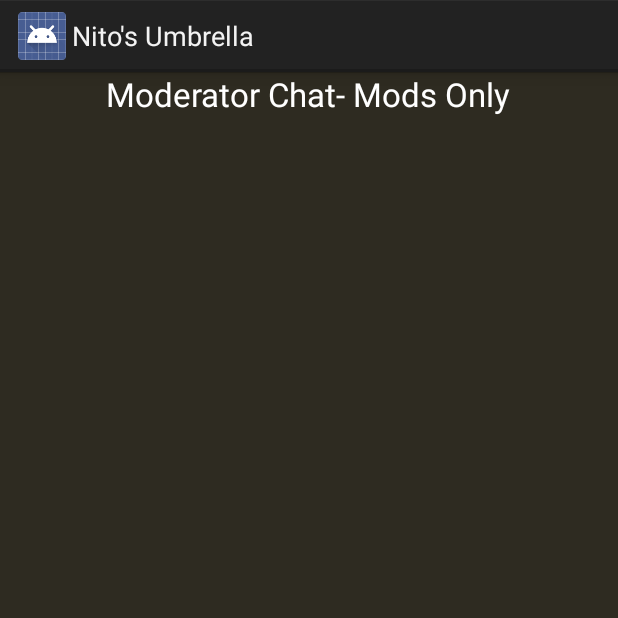
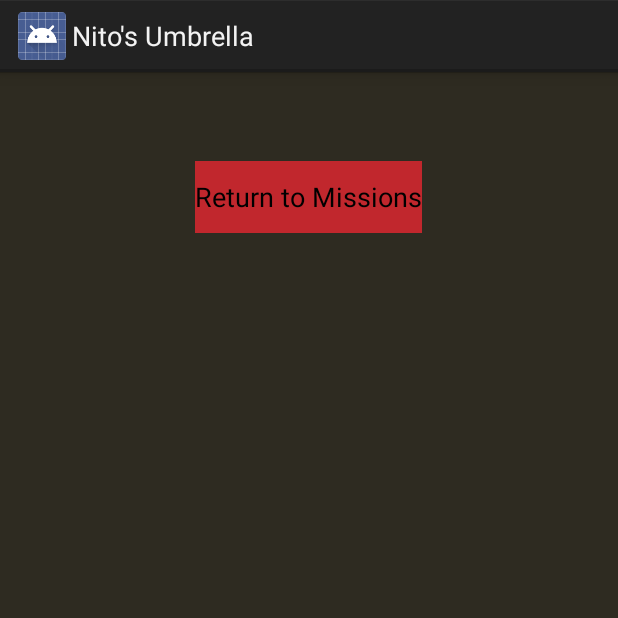
Before and after one commit to TheComputerLiterates/App_NitosUmbrella, an Android app: the fragment modChat_Fragment shown on its own in the app's theme, on a phone screen of 412 x 824 dp, the top half of it. Run offline under Robolectric (Android 15) with nearby library versions, the phone set to English and light mode, and no system bars.

Commit message:
View Mission onClicks up n running

```diff
--- a/app/src/main/java/com/cen/complit/nitoumbrella/MainActivity.java
+++ b/app/src/main/java/com/cen/complit/nitoumbrella/MainActivity.java
@@ -17,7 +17,7 @@ import com.google.android.gms.maps.MapFragment;
 
 
 public class MainActivity extends Activity
-        implements NavigationDrawerFragment.NavigationDrawerCallbacks {
+        implements NavigationDrawerFragment.NavigationDrawerCallbacks{
 
     /**
      * Fragment managing the behaviors, interactions and presentation of the navigation drawer.
@@ -262,4 +262,6 @@ public class MainActivity extends Activity
         }
     }
 
+
+
 }
--- a/app/src/main/res/layout/clarifications_layout.xml
+++ b/app/src/main/res/layout/clarifications_layout.xml
@@ -8,5 +8,4 @@
         android:layout_height="wrap_content"
         android:id="@+id/clarificationlist"
         ></ListView>
-
 </RelativeLayout>
--- a/app/src/main/res/layout/mission_layout.xml
+++ b/app/src/main/res/layout/mission_layout.xml
@@ -11,4 +11,5 @@
         ></ListView>
 
 
+
 </RelativeLayout>
--- a/app/src/main/res/layout/modchat_layout.xml
+++ b/app/src/main/res/layout/modchat_layout.xml
@@ -6,10 +6,24 @@
     <TextView
         android:layout_width="wrap_content"
         android:layout_height="wrap_content"
-        android:textAppearance="?android:attr/textAppearanceLarge"
-        android:text="Moderator Chat- Mods Only"
         android:id="@+id/textView"
         android:layout_alignParentTop="true"
         android:layout_centerHorizontal="true"
-        android:textColor="@color/white" />
+        android:textColor="@color/pale_blue"
+        android:layout_marginRight="10dp"
+        android:layout_marginLeft="10dp"
+        android:layout_marginTop="10dp"
+        />
+
+    <Button
+        android:layout_width="wrap_content"
+        android:layout_height="wrap_content"
+        android:id="@+id/returnbutton"
+        android:layout_below="@+id/textView"
+        android:layout_marginTop="30dp"
+        android:layout_centerHorizontal="true"
+        android:background="@color/umbrella_red"
+        android:text="Return to Missions"
+
+        />
 </RelativeLayout>
```
Also changed, not shown: app/src/main/java/com/cen/complit/nitoumbrella/clarifications_Fragment.java (+8 -1 lines), app/src/main/java/com/cen/complit/nitoumbrella/mission_description.java (added, +42 -0 lines), app/src/main/java/com/cen/complit/nitoumbrella/viewMission_Fragment.java (+25 -1 lines).
